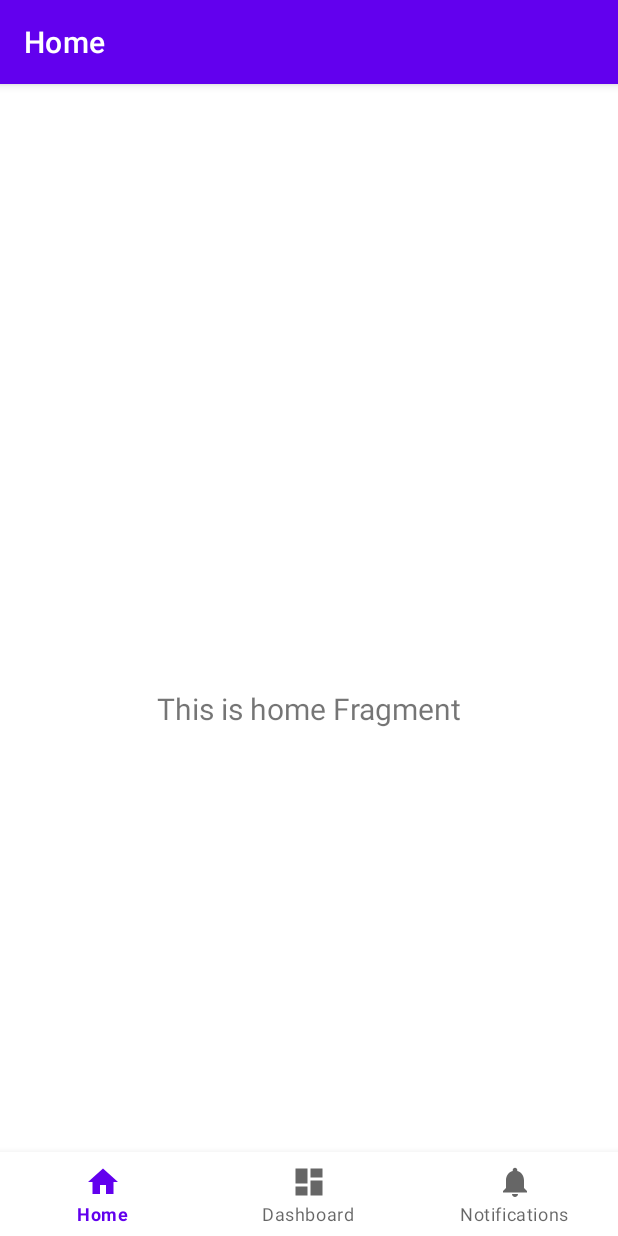
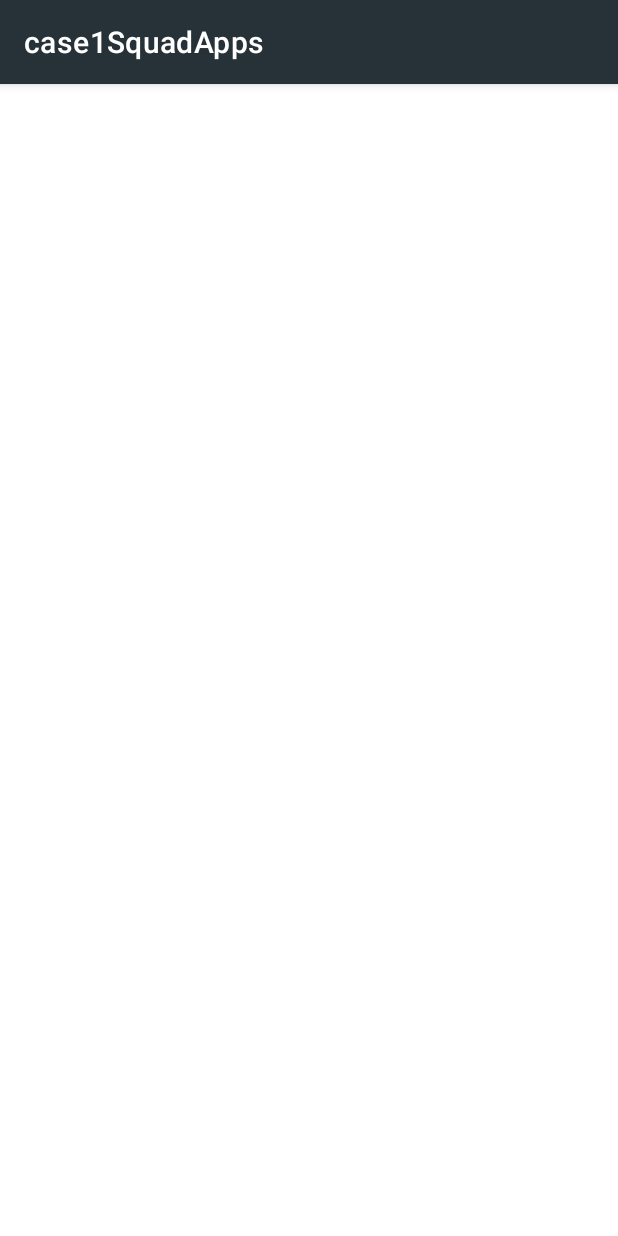
Before and after one commit to giovannicurcuruto/APP-KOTLIN-SQUAD-APP, an Android app: the screen it shows after launch (MainActivity), on a phone screen of 412 x 824 dp. Run offline under Robolectric (Android 15) with nearby library versions, the phone set to English and light mode, and no system bars; our stand-ins replace navigation-ui.

```diff
--- a/app/src/main/java/com/example/case1squadapps/MainActivity.kt
+++ b/app/src/main/java/com/example/case1squadapps/MainActivity.kt
@@ -16,20 +16,5 @@ class MainActivity : AppCompatActivity() {
     override fun onCreate(savedInstanceState: Bundle?) {
         super.onCreate(savedInstanceState)
 
-        binding = ActivityMainBinding.inflate(layoutInflater)
-        setContentView(binding.root)
-
-        val navView: BottomNavigationView = binding.navView
-
-        val navController = findNavController(R.id.nav_host_fragment_activity_main)
-        // Passing each menu ID as a set of Ids because each
-        // menu should be considered as top level destinations.
-        val appBarConfiguration = AppBarConfiguration(
-            setOf(
-                R.id.navigation_home, R.id.navigation_dashboard, R.id.navigation_notifications
-            )
-        )
-        setupActionBarWithNavController(navController, appBarConfiguration)
-        navView.setupWithNavController(navController)
     }
 }
--- a/app/src/main/java/com/example/case1squadapps/ui/dashboard/DashboardFragment.kt
+++ b/app/src/main/java/com/example/case1squadapps/ui/dashboard/DashboardFragment.kt
@@ -28,10 +28,13 @@ class DashboardFragment : Fragment() {
         _binding = FragmentDashboardBinding.inflate(inflater, container, false)
         val root: View = binding.root
 
+
+        /**
         val textView: TextView = binding.textDashboard
         dashboardViewModel.text.observe(viewLifecycleOwner) {
             textView.text = it
         }
+         */
         return root
     }
 
--- a/app/src/main/java/com/example/case1squadapps/ui/home/HomeFragment.kt
+++ /dev/null
@@ -1,42 +0,0 @@
-package com.example.case1squadapps.ui.home
-
-import android.os.Bundle
-import android.view.LayoutInflater
-import android.view.View
-import android.view.ViewGroup
-import android.widget.TextView
-import androidx.fragment.app.Fragment
-import androidx.lifecycle.ViewModelProvider
-import com.example.case1squadapps.databinding.FragmentHomeBinding
-
-class HomeFragment : Fragment() {
-
-    private var _binding: FragmentHomeBinding? = null
-
-    // This property is only valid between onCreateView and
-    // onDestroyView.
-    private val binding get() = _binding!!
-
-    override fun onCreateView(
-        inflater: LayoutInflater,
-        container: ViewGroup?,
-        savedInstanceState: Bundle?
-    ): View {
-        val homeViewModel =
-            ViewModelProvider(this).get(HomeViewModel::class.java)
-
-        _binding = FragmentHomeBinding.inflate(inflater, container, false)
-        val root: View = binding.root
-
-        val textView: TextView = binding.textHome
-        homeViewModel.text.observe(viewLifecycleOwner) {
-            textView.text = it
-        }
-        return root
-    }
-
-    override fun onDestroyView() {
-        super.onDestroyView()
-        _binding = null
-    }
-}
--- a/app/src/main/java/com/example/case1squadapps/ui/home/HomeViewModel.kt
+++ /dev/null
@@ -1,13 +0,0 @@
-package com.example.case1squadapps.ui.home
-
-import androidx.lifecycle.LiveData
-import androidx.lifecycle.MutableLiveData
-import androidx.lifecycle.ViewModel
-
-class HomeViewModel : ViewModel() {
-
-    private val _text = MutableLiveData<String>().apply {
-        value = "This is home Fragment"
-    }
-    val text: LiveData<String> = _text
-}
--- a/app/src/main/res/layout/fragment_home.xml
+++ /dev/null
@@ -1,22 +0,0 @@
-<?xml version="1.0" encoding="utf-8"?>
-<androidx.constraintlayout.widget.ConstraintLayout xmlns:android="http://schemas.android.com/apk/res/android"
-    xmlns:app="http://schemas.android.com/apk/res-auto"
-    xmlns:tools="http://schemas.android.com/tools"
-    android:layout_width="match_parent"
-    android:layout_height="match_parent"
-    tools:context=".ui.home.HomeFragment">
-
-    <TextView
-        android:id="@+id/text_home"
-        android:layout_width="match_parent"
-        android:layout_height="wrap_content"
-        android:layout_marginStart="8dp"
-        android:layout_marginTop="8dp"
-        android:layout_marginEnd="8dp"
-        android:textAlignment="center"
-        android:textSize="20sp"
-        app:layout_constraintBottom_toBottomOf="parent"
-        app:layout_constraintEnd_toEndOf="parent"
-        app:layout_constraintStart_toStartOf="parent"
-        app:layout_constraintTop_toTopOf="parent" />
-</androidx.constraintlayout.widget.ConstraintLayout>
--- a/app/src/main/res/navigation/mobile_navigation.xml
+++ b/app/src/main/res/navigation/mobile_navigation.xml
@@ -3,23 +3,33 @@
     xmlns:app="http://schemas.android.com/apk/res-auto"
     xmlns:tools="http://schemas.android.com/tools"
     android:id="@+id/mobile_navigation"
-    app:startDestination="@+id/navigation_home">
-
-    <fragment
-        android:id="@+id/navigation_home"
-        android:name="com.example.case1squadapps.ui.home.HomeFragment"
-        android:label="@string/title_home"
-        tools:layout="@layout/fragment_home" />
+    app:startDestination="@id/navigation_home">
 
     <fragment
         android:id="@+id/navigation_dashboard"
-        android:name="com.example.case1squadapps.ui.dashboard.DashboardFragment"
-        android:label="@string/title_dashboard"
+        android:name="com.example.case1squadapps.ui.home.HomeFragment"
+        android:label="@string/dashboard"
         tools:layout="@layout/fragment_dashboard" />
 
     <fragment
-        android:id="@+id/navigation_notifications"
-        android:name="com.example.case1squadapps.ui.notifications.NotificationsFragment"
-        android:label="@string/title_notifications"
-        tools:layout="@layout/fragment_notifications" />
+        android:id="@+id/navigation_bookmark"
+        android:name="com.example.case1squadapps.ui.dashboard.DashboardFragment"
+        android:label="@string/bookmark"
+        tools:layout="@layout/fragment_dashboard" />
+
+    <fragment
+        android:id="@+id/navigation_alarm"
+
+        android:label="@string/alarm"
+        tools:layout="@layout/fragment_dashboard" />
+    <fragment
+        android:id="@+id/navigation_video"
+
+        android:label="@string/video"
+        tools:layout="@layout/fragment_dashboard" />
+    <fragment
+        android:id="@+id/navigation_fab"
+
+        android:label="@string/FAB"
+        tools:layout="@layout/fragment_dashboard" />
 </navigation>
--- a/app/src/main/res/values/colors.xml
+++ b/app/src/main/res/values/colors.xml
@@ -7,4 +7,6 @@
     <color name="teal_700">#FF018786</color>
     <color name="black">#FF000000</color>
     <color name="white">#FFFFFFFF</color>
+    <color name="backgroundMain">#263238</color>
+    <color name="secondaryMain">#2F3D44</color>
 </resources>
--- a/app/src/main/res/values/strings.xml
+++ b/app/src/main/res/values/strings.xml
@@ -1,6 +1,8 @@
 <resources>
     <string name="app_name">case1SquadApps</string>
-    <string name="title_home">Home</string>
-    <string name="title_dashboard">Dashboard</string>
-    <string name="title_notifications">Notifications</string>
+    <string name="dashboard">Home</string>
+    <string name="bookmark">Favs</string>
+    <string name="alarm">Alarme</string>
+    <string name="video">Câmera</string>
+    <string name="FAB">ADDDEV</string>
 </resources>
--- a/app/src/main/res/values/themes.xml
+++ b/app/src/main/res/values/themes.xml
@@ -2,11 +2,11 @@
     <!-- Base application theme. -->
     <style name="Theme.Case1SquadApps" parent="Theme.MaterialComponents.DayNight.DarkActionBar">
         <!-- Primary brand color. -->
-        <item name="colorPrimary">@color/purple_500</item>
+        <item name="colorPrimary">@color/backgroundMain</item>
         <item name="colorPrimaryVariant">@color/purple_700</item>
         <item name="colorOnPrimary">@color/white</item>
         <!-- Secondary brand color. -->
-        <item name="colorSecondary">@color/teal_200</item>
+        <item name="colorSecondary">@color/secondaryMain</item>
         <item name="colorSecondaryVariant">@color/teal_700</item>
         <item name="colorOnSecondary">@color/black</item>
         <!-- Status bar color. -->
```
Also changed, not shown: app/build.gradle (+25 -2 lines), app/src/main/java/com/example/case1squadapps/ui/base/BaseFragment.kt (added, +32 -0 lines), app/src/main/java/com/example/case1squadapps/ui/notifications/NotificationsFragment.kt (deleted, +0 -42 lines), app/src/main/java/com/example/case1squadapps/ui/notifications/NotificationsViewModel.kt (deleted, +0 -13 lines), app/src/main/res/layout/fragment_dashboard.xml (+34 -11 lines), app/src/main/res/layout/fragment_notifications.xml (deleted, +0 -22 lines), app/src/main/res/menu/bottom_nav_menu.xml (+23 -7 lines).
